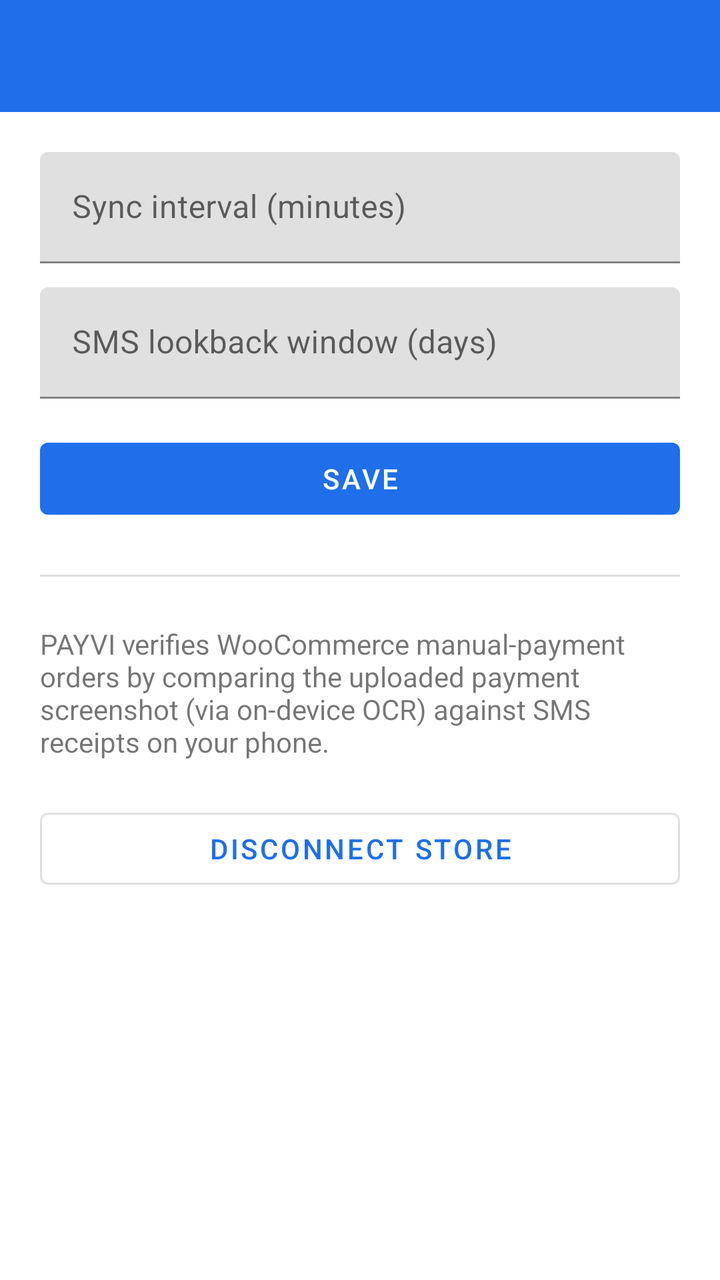
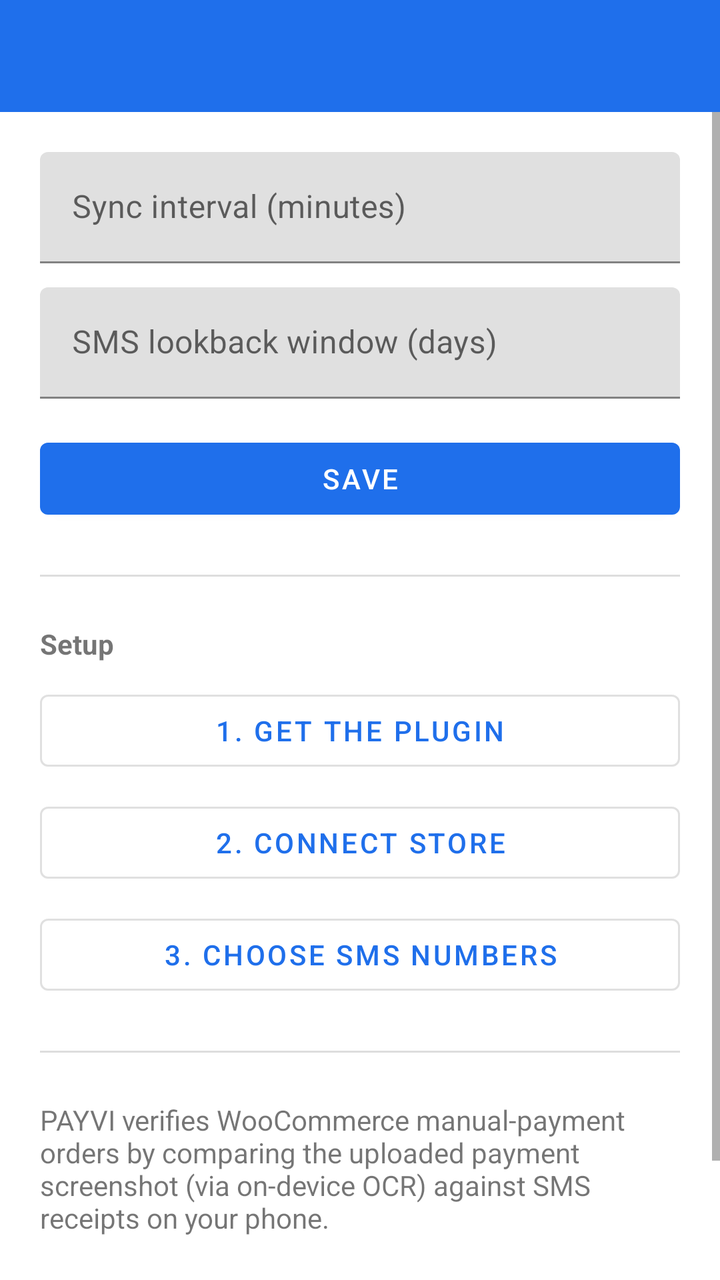

Compare the two renders of this Android layout. The source of the first and the diff that turns it into the second are given below.
<!-- AndroidManifest.xml: application theme Theme.Payvi -->
<!-- res/layout/activity_settings.xml -->
<?xml version="1.0" encoding="utf-8"?>
<LinearLayout xmlns:android="http://schemas.android.com/apk/res/android"
    android:layout_width="match_parent"
    android:layout_height="match_parent"
    android:orientation="vertical"
    android:background="?android:attr/colorBackground">

    <com.google.android.material.appbar.MaterialToolbar
        android:id="@+id/toolbar"
        android:layout_width="match_parent"
        android:layout_height="?attr/actionBarSize"
        android:background="@color/payvi_primary" />

    <ScrollView
        android:layout_width="match_parent"
        android:layout_height="0dp"
        android:layout_weight="1">

        <LinearLayout
            android:layout_width="match_parent"
            android:layout_height="wrap_content"
            android:orientation="vertical"
            android:padding="20dp">

            <com.google.android.material.textfield.TextInputLayout
                android:layout_width="match_parent"
                android:layout_height="wrap_content"
                android:hint="@string/settings_poll_interval">

                <com.google.android.material.textfield.TextInputEditText
                    android:id="@+id/edit_poll_interval"
                    android:layout_width="match_parent"
                    android:layout_height="wrap_content"
                    android:inputType="number" />
            </com.google.android.material.textfield.TextInputLayout>

            <com.google.android.material.textfield.TextInputLayout
                android:layout_width="match_parent"
                android:layout_height="wrap_content"
                android:layout_marginTop="12dp"
                android:hint="@string/settings_lookback">

                <com.google.android.material.textfield.TextInputEditText
                    android:id="@+id/edit_lookback"
                    android:layout_width="match_parent"
                    android:layout_height="wrap_content"
                    android:inputType="number" />
            </com.google.android.material.textfield.TextInputLayout>

            <com.google.android.material.button.MaterialButton
                android:id="@+id/btn_save_settings"
                android:layout_width="match_parent"
                android:layout_height="wrap_content"
                android:layout_marginTop="16dp"
                android:text="@string/action_save" />

            <View
                android:layout_width="match_parent"
                android:layout_height="1dp"
                android:background="#DDDDDD"
                android:layout_marginVertical="24dp" />

            <TextView
                android:layout_width="match_parent"
                android:layout_height="wrap_content"
                android:text="@string/settings_about"
                android:layout_marginBottom="20dp" />

            <com.google.android.material.button.MaterialButton
                android:id="@+id/btn_disconnect"
                style="@style/Widget.MaterialComponents.Button.OutlinedButton"
                android:layout_width="match_parent"
                android:layout_height="wrap_content"
                android:text="@string/settings_disconnect" />

        </LinearLayout>
    </ScrollView>

</LinearLayout>
<!-- resources referenced by this layout -->
<resources>
  <color name="payvi_primary">#1F6FEB</color>
  <string name="action_save">Save</string>
  <string name="settings_about">PAYVI verifies WooCommerce manual-payment orders by comparing the uploaded payment screenshot (via on-device OCR) against SMS receipts on your phone.</string>
  <string name="settings_disconnect">Disconnect Store</string>
  <string name="settings_lookback">SMS lookback window (days)</string>
  <string name="settings_poll_interval">Sync interval (minutes)</string>
  <style name="Theme.Payvi" parent="Theme.MaterialComponents.DayNight.NoActionBar">
          <item name="colorPrimary">@color/payvi_primary</item>
          <item name="colorPrimaryDark">@color/payvi_primary_dark</item>
          <item name="colorAccent">@color/payvi_accent</item>
          <item name="android:statusBarColor">@color/payvi_primary_dark</item>
      </style>
  <color name="payvi_primary_dark">#123E82</color>
  <color name="payvi_accent">#00B894</color>
</resources>

<!-- the commit's change to res/layout/activity_settings.xml (unified diff, before → after) -->
@@ -63,6 +63,42 @@
             <TextView
                 android:layout_width="match_parent"
                 android:layout_height="wrap_content"
+                android:text="@string/settings_setup_heading"
+                android:textStyle="bold"
+                android:layout_marginBottom="10dp" />
+
+            <com.google.android.material.button.MaterialButton
+                android:id="@+id/btn_get_plugin"
+                style="@style/Widget.MaterialComponents.Button.OutlinedButton"
+                android:layout_width="match_parent"
+                android:layout_height="wrap_content"
+                android:text="@string/main_btn_get_plugin"
+                android:layout_marginBottom="8dp" />
+
+            <com.google.android.material.button.MaterialButton
+                android:id="@+id/btn_connect_store"
+                style="@style/Widget.MaterialComponents.Button.OutlinedButton"
+                android:layout_width="match_parent"
+                android:layout_height="wrap_content"
+                android:text="@string/main_btn_connect_store"
+                android:layout_marginBottom="8dp" />
+
+            <com.google.android.material.button.MaterialButton
+                android:id="@+id/btn_sms_senders"
+                style="@style/Widget.MaterialComponents.Button.OutlinedButton"
+                android:layout_width="match_parent"
+                android:layout_height="wrap_content"
+                android:text="@string/main_btn_sms_senders" />
+
+            <View
+                android:layout_width="match_parent"
+                android:layout_height="1dp"
+                android:background="#DDDDDD"
+                android:layout_marginVertical="24dp" />
+
+            <TextView
+                android:layout_width="match_parent"
+                android:layout_height="wrap_content"
                 android:text="@string/settings_about"
                 android:layout_marginBottom="20dp" />
 
<!-- resource entries referenced after the edit -->
@@ -2,10 +2,14 @@
 <resources>
   <color name="payvi_primary">#1F6FEB</color>
   <string name="action_save">Save</string>
+  <string name="main_btn_connect_store">2. Connect Store</string>
+  <string name="main_btn_get_plugin">1. Get the Plugin</string>
+  <string name="main_btn_sms_senders">3. Choose SMS Numbers</string>
   <string name="settings_about">PAYVI verifies WooCommerce manual-payment orders by comparing the uploaded payment screenshot (via on-device OCR) against SMS receipts on your phone.</string>
   <string name="settings_disconnect">Disconnect Store</string>
   <string name="settings_lookback">SMS lookback window (days)</string>
   <string name="settings_poll_interval">Sync interval (minutes)</string>
+  <string name="settings_setup_heading">Setup</string>
   <style name="Theme.Payvi" parent="Theme.MaterialComponents.DayNight.NoActionBar">
           <item name="colorPrimary">@color/payvi_primary</item>
           <item name="colorPrimaryDark">@color/payvi_primary_dark</item>
